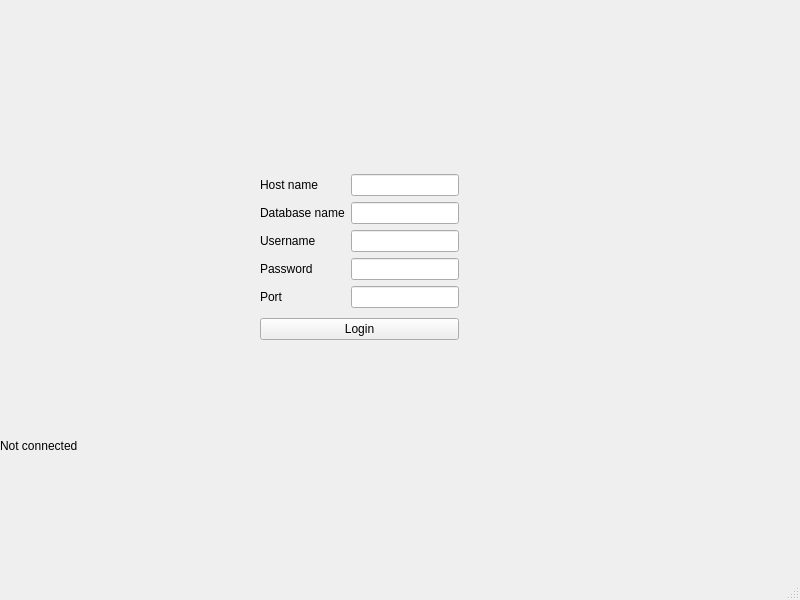
This is mainwindow.ui in Zablas/WatchetDB as Qt 5 draws it before an edit. The edited form follows.
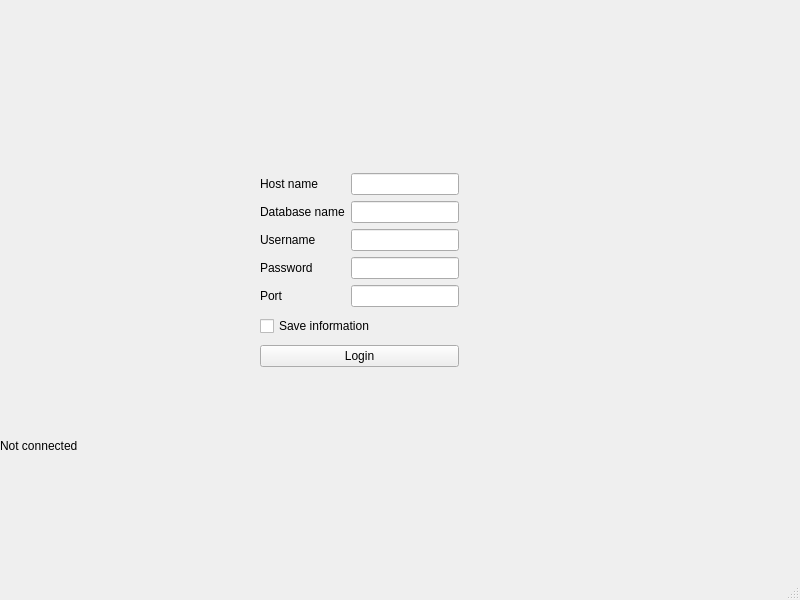
This is the edited form.

Commit message: Started improving the connection window

```diff
--- a/mainwindow.ui
+++ b/mainwindow.ui
@@ -33,7 +33,7 @@
       <x>260</x>
       <y>170</y>
       <width>199</width>
-      <height>175</height>
+      <height>200</height>
      </rect>
     </property>
     <layout class="QVBoxLayout" name="verticalLayout_3">
@@ -119,6 +119,13 @@
        </item>
       </layout>
      </item>
+     <item>
+      <widget class="QCheckBox" name="chkSaveInfo">
+       <property name="text">
+        <string>Save information</string>
+       </property>
+      </widget>
+     </item>
      <item>
       <widget class="QPushButton" name="pushButton">
        <property name="text">
```
The commit also changes 1 other file.
